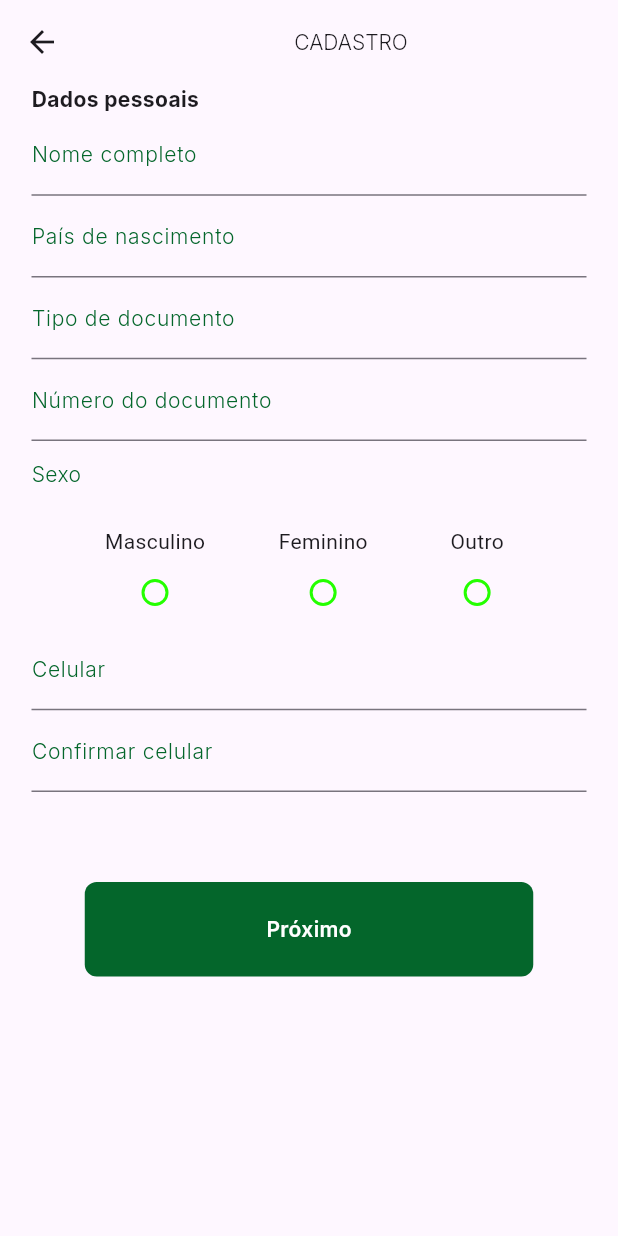
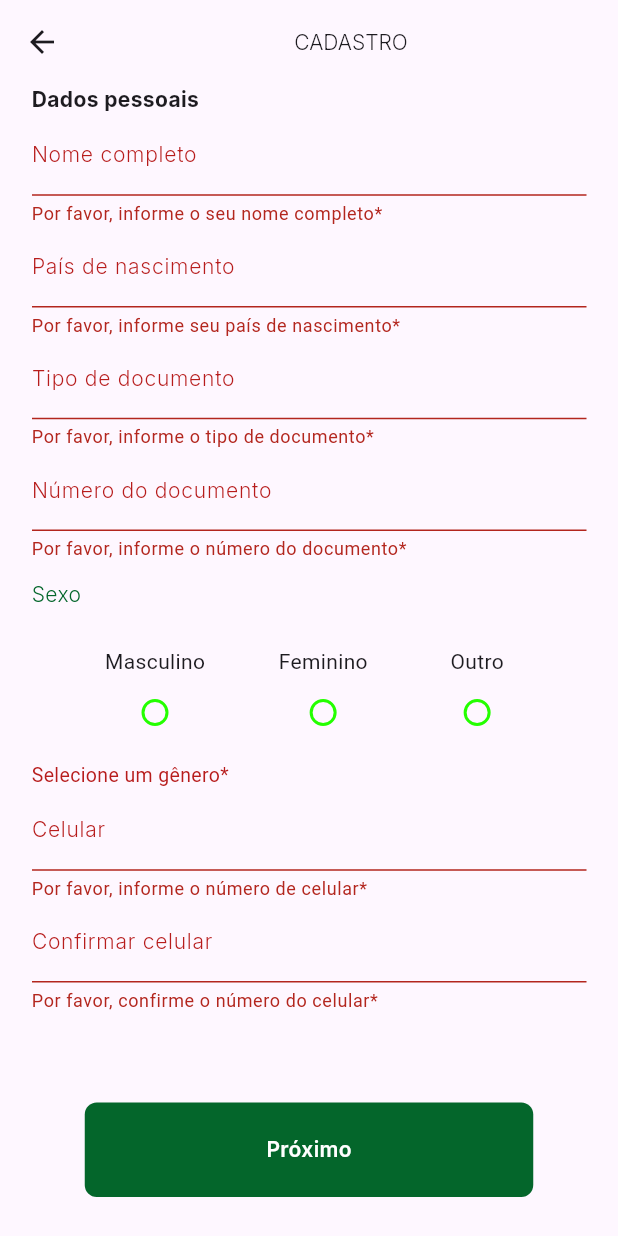
Before and after one commit to AdsonBruno/rent_a_car, a Flutter app: the CustomerRegistrationScreen screen opened directly, after a tap on "Próximo", on a phone screen of 412 x 824 dp. Run offline on Flutter 3.47's test engine with Material 3 defaults, Android fonts, the phone set to English and light mode, and no system bars; our stand-ins replace flutter_svg, shared_preferences, smooth_page_indicator; accounts and stored records are empty.

Commit message:
refactor: change TextField to TextFormField and add form validation method

```diff
--- a/lib/views/customer_registration/customer_registration_screen.dart
+++ b/lib/views/customer_registration/customer_registration_screen.dart
@@ -1,5 +1,3 @@
-import "dart:typed_data";
-
 import "package:flutter/material.dart";
 import "package:rental_of_vehicle/views/core/app_colors.dart";
 import "package:rental_of_vehicle/views/widgets/button/button_widget.dart";
@@ -14,9 +12,12 @@ class CustomerRegistrationScreen extends StatefulWidget {
 
 class _CustomerRegistrationScreenState
     extends State<CustomerRegistrationScreen> {
+  final _formKey = GlobalKey<FormState>();
   int currentStep = 0;
   String? selectedDocumentType;
   String? selectedGender;
+  String? genderError;
+  bool isNameError = false;
 
   final name = TextEditingController();
   final country = TextEditingController();
@@ -50,6 +51,8 @@ class _CustomerRegistrationScreenState
         body: Padding(
           padding: const EdgeInsets.only(left: 21, right: 21),
           child: SingleChildScrollView(
+            child: Form(
+              key: _formKey,
               child: Column(
                 crossAxisAlignment: CrossAxisAlignment.start,
                 children: [
@@ -61,43 +64,76 @@ class _CustomerRegistrationScreenState
                       fontWeight: FontWeight.w700,
                     ),
                   ),
-                const TextField(
+                  TextFormField(
+                    controller: name,
                     decoration: InputDecoration(
                       labelText: 'Nome completo',
                       labelStyle: TextStyle(
                         fontFamily: 'Inter',
                         fontSize: 14,
                         fontWeight: FontWeight.w300,
-                      color: AppColors.green,
+                        color: isNameError ? AppColors.red700 : AppColors.green,
                       ),
                     ),
+                    validator: (String? value) {
+                      if (value == null || value.isEmpty) {
+                        setState(() {
+                          isNameError = true;
+                        });
+                        return 'Por favor, informe o seu nome completo*';
+                      }
+                      setState(() {
+                        isNameError = false;
+                      });
+                      return null;
+                    },
                   ),
-                const TextField(
+                  TextFormField(
                     decoration: InputDecoration(
                       labelText: 'País de nascimento',
                       labelStyle: TextStyle(
                         fontFamily: 'Inter',
                         fontSize: 14,
                         fontWeight: FontWeight.w300,
-                      color: AppColors.green,
+                        color: isNameError ? AppColors.red700 : AppColors.green,
                       ),
                     ),
+                    validator: (String? value) {
+                      if (value == null || value.isEmpty) {
+                        setState(() {
+                          isNameError = true;
+                        });
+                        return 'Por favor, informe seu país de nascimento*';
+                      }
+                      setState(() {
+                        isNameError = false;
+                      });
+                      return null;
+                    },
                   ),
-                TextField(
+                  TextFormField(
                     controller: documentType,
-                  decoration: const InputDecoration(
+                    decoration: InputDecoration(
                       labelText: 'Tipo de documento',
                       labelStyle: TextStyle(
                         fontFamily: 'Inter',
                         fontSize: 14,
                         fontWeight: FontWeight.w300,
-                      color: AppColors.green,
+                        color: isNameError ? AppColors.red700 : AppColors.green,
                       ),
                     ),
+                    validator: (String? value) {
+                      if (value == null || value.isEmpty) {
+                        isNameError = true;
+                        return 'Por favor, informe o tipo de documento*';
+                      }
+                      isNameError = false;
+                      return null;
+                    },
                     readOnly: true,
                     onTap: () => _showDocumentTypeSelector(context),
                   ),
-                const TextField(
+                  TextFormField(
                     keyboardType: TextInputType.number,
                     decoration: InputDecoration(
                       labelText: 'Número do documento',
@@ -105,9 +141,17 @@ class _CustomerRegistrationScreenState
                         fontFamily: 'Inter',
                         fontSize: 14,
                         fontWeight: FontWeight.w300,
-                      color: AppColors.green,
+                        color: isNameError ? AppColors.red700 : AppColors.green,
                       ),
                     ),
+                    validator: (String? value) {
+                      if (value == null || value.isEmpty) {
+                        isNameError = true;
+                        return 'Por favor, informe o número do documento*';
+                      }
+                      isNameError = false;
+                      return null;
+                    },
                   ),
                   const SizedBox(height: 12),
                   const Text(
@@ -128,12 +172,14 @@ class _CustomerRegistrationScreenState
                                 children: [
                                   Text(gender),
                                   Radio<String>(
-                                    activeColor: AppColors.green,
+                                      activeColor: isNameError
+                                          ? AppColors.red700
+                                          : AppColors.green,
                                       fillColor:
                                           MaterialStateProperty.resolveWith(
                                         (states) {
-                                        if (!states
-                                            .contains(MaterialState.selected)) {
+                                          if (!states.contains(
+                                              MaterialState.selected)) {
                                             return AppColors.greenSelected;
                                           }
                                           return null;
@@ -144,6 +190,7 @@ class _CustomerRegistrationScreenState
                                       onChanged: (value) {
                                         setState(() {
                                           selectedGender = value;
+                                          genderError = null;
                                         });
                                       })
                                 ],
@@ -151,7 +198,15 @@ class _CustomerRegistrationScreenState
                           .toList(),
                     ),
                   ),
-                const TextField(
+                  if (genderError != null)
+                    Padding(
+                        padding: const EdgeInsets.only(top: 8),
+                        child: Text(
+                          genderError!,
+                          style: const TextStyle(
+                              color: AppColors.red700, fontSize: 13),
+                        )),
+                  TextFormField(
                     keyboardType: TextInputType.phone,
                     decoration: InputDecoration(
                       labelText: 'Celular',
@@ -159,11 +214,19 @@ class _CustomerRegistrationScreenState
                         fontFamily: 'Inter',
                         fontSize: 14,
                         fontWeight: FontWeight.w300,
-                      color: AppColors.green,
+                        color: isNameError ? AppColors.red700 : AppColors.green,
                       ),
                     ),
+                    validator: (String? value) {
+                      if (value == null || value.isEmpty) {
+                        isNameError = true;
+                        return 'Por favor, informe o número de celular*';
+                      }
+                      isNameError = false;
+                      return null;
+                    },
                   ),
-                const TextField(
+                  TextFormField(
                     keyboardType: TextInputType.phone,
                     decoration: InputDecoration(
                       labelText: 'Confirmar celular',
@@ -171,16 +234,28 @@ class _CustomerRegistrationScreenState
                         fontFamily: 'Inter',
                         fontSize: 14,
                         fontWeight: FontWeight.w300,
-                      color: AppColors.green,
+                        color: isNameError ? AppColors.red700 : AppColors.green,
                       ),
                     ),
+                    validator: (String? value) {
+                      if (value == null || value.isEmpty) {
+                        isNameError = true;
+                        return 'Por favor, confirme o número do celular*';
+                      }
+                      isNameError = false;
+                      return null;
+                    },
                   ),
                   const SizedBox(height: 60),
                   Center(
-                    child:
-                        ButtonWidget(nameButton: 'Próximo', onPressed: () {})),
+                      child: ButtonWidget(
+                          nameButton: 'Próximo',
+                          onPressed: () {
+                            validateForm();
+                          })),
                   const SizedBox(height: 60),
                 ],
+              ),
             ),
           ),
         ),
@@ -237,4 +312,15 @@ class _CustomerRegistrationScreenState
       });
     }
   }
+
+  validateForm() {
+    setState(() {
+      genderError = selectedGender == null ? 'Selecione um gênero*' : null;
+    });
+    if (_formKey.currentState!.validate()) {
+      print('válido');
+    } else {
+      print('inválido');
     }
+  }
+}
```
Lines whose indentation alone changed are shown as unchanged.
